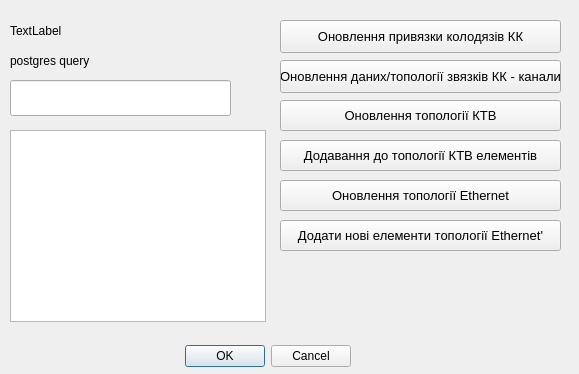
Qt form selfMadeGis/qgis/pgConnector/pg_connector_dialog_base.ui (Mortehay/Mortehay.github.io) before a commit.
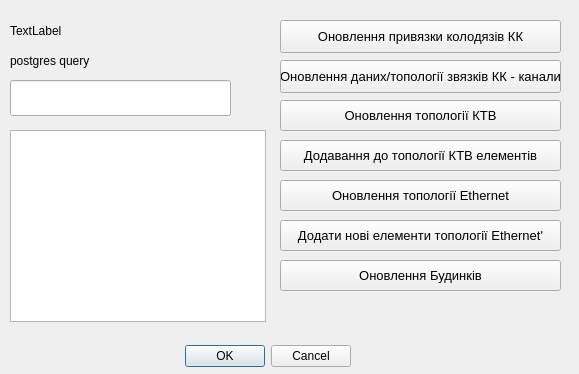
The same form after that commit.

Diff of the .ui file:
```diff
--- a/selfMadeGis/qgis/pgConnector/pg_connector_dialog_base.ui
+++ b/selfMadeGis/qgis/pgConnector/pg_connector_dialog_base.ui
@@ -206,6 +206,24 @@
     <string>postgres query</string>
    </property>
   </widget>
+  <widget class="QPushButton" name="cityBuildingDataUpdate">
+   <property name="geometry">
+    <rect>
+     <x>280</x>
+     <y>260</y>
+     <width>281</width>
+     <height>31</height>
+    </rect>
+   </property>
+   <property name="font">
+    <font>
+     <pointsize>10</pointsize>
+    </font>
+   </property>
+   <property name="text">
+    <string>Оновлення Будинків</string>
+   </property>
+  </widget>
  </widget>
  <resources/>
  <connections>
```
